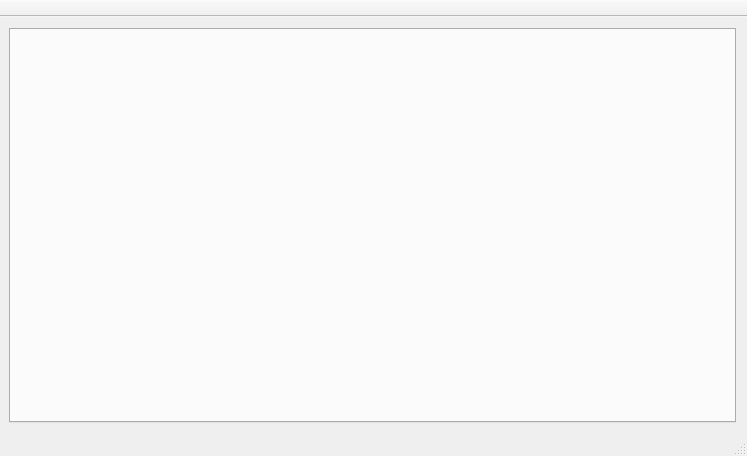
Qt form src/loader/mainwindow.ui (megakoko/m-system) before a commit.
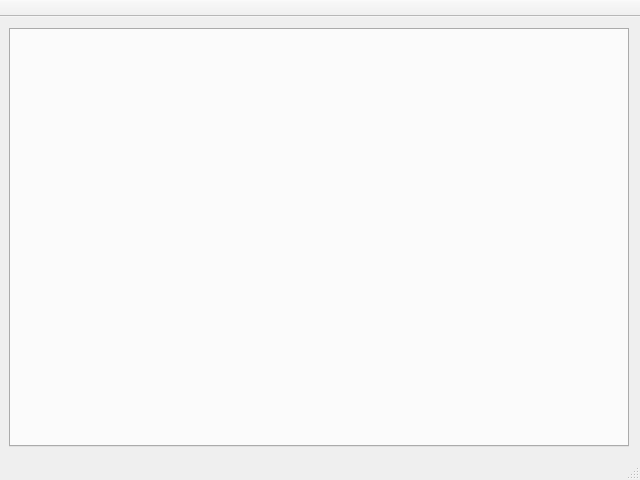
The same form after that commit. Custom widgets are drawn as their Qt base class.

Commit message: Задал минимальный размер для окна: 640x480. Изменил максимальную ширину кнопок на первой вкладке.

```diff
--- a/src/loader/mainwindow.ui
+++ b/src/loader/mainwindow.ui
@@ -6,10 +6,16 @@
    <rect>
     <x>0</x>
     <y>0</y>
-    <width>747</width>
-    <height>456</height>
+    <width>640</width>
+    <height>480</height>
    </rect>
   </property>
+  <property name="minimumSize">
+   <size>
+    <width>640</width>
+    <height>480</height>
+   </size>
+  </property>
   <property name="windowTitle">
    <string>Медицинская информационная система M-System</string>
   </property>
```
The commit also changes 1 other file.
